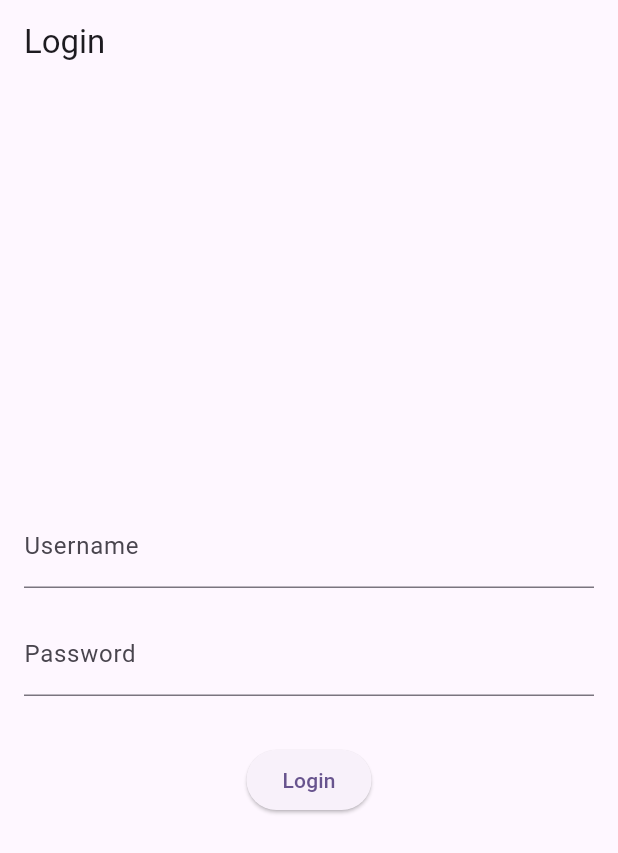
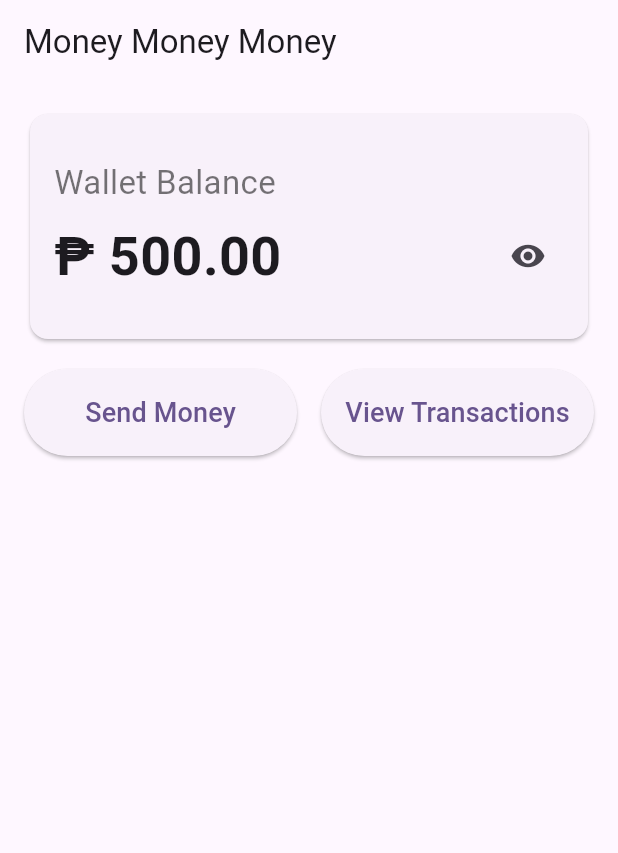
Before and after one commit to mengmengmengmeng/moneymoneymoney, a Flutter app: the screen it shows after launch, after a tap on "Login", on a phone screen of 412 x 824 dp. Shown: the top 853 px of the screen. Run offline on Flutter 3.47's test engine with Material 3 defaults, Android fonts, the phone set to English and light mode, and no system bars.

Commit message:
Added home_screen, wallet balance with show/hide icon, send money button, and view transactions button

```diff
--- /dev/null
+++ b/lib/home_screen.dart
@@ -0,0 +1,111 @@
+import 'package:flutter/material.dart';
+
+class HomeScreen extends StatefulWidget {
+  const HomeScreen({super.key});
+
+  @override
+  State<HomeScreen> createState() => _HomeScreenState();
+}
+
+class _HomeScreenState extends State<HomeScreen> {
+  bool _isBalanceVisible = true;
+
+  void _toggleBalanceVisibility() {
+    setState(() {
+      _isBalanceVisible = !_isBalanceVisible;
+    });
+  }
+
+  @override
+  Widget build(BuildContext context) {
+    return Scaffold(
+      appBar: AppBar(
+        title: const Text('Money Money Money'),
+        automaticallyImplyLeading: false,
+      ),
+      body: Padding(
+        padding: const EdgeInsets.all(16.0),
+        child: Column(
+          crossAxisAlignment: CrossAxisAlignment.stretch,
+          mainAxisAlignment: MainAxisAlignment.start,
+          children: [
+            Card(
+              child: Padding(
+                padding: const EdgeInsets.symmetric(
+                  vertical: 30.0,
+                  horizontal: 16.0,
+                ),
+                child: Column(
+                  crossAxisAlignment: CrossAxisAlignment.stretch,
+                  children: [
+                    const Text(
+                      'Wallet Balance',
+                      style: TextStyle(fontSize: 22, color: Colors.black54),
+                    ),
+                    const SizedBox(height: 8),
+                    Row(
+                      mainAxisAlignment: MainAxisAlignment.spaceBetween,
+                      children: [
+                        Text(
+                          _isBalanceVisible ? '₱ 500.00' : '********',
+                          style: const TextStyle(
+                            fontSize: 36,
+                            fontWeight: FontWeight.bold,
+                          ),
+                        ),
+                        IconButton(
+                          icon: Icon(
+                            _isBalanceVisible
+                                ? Icons.visibility
+                                : Icons.visibility_off,
+                          ),
+                          onPressed: _toggleBalanceVisibility,
+                        ),
+                      ],
+                    ),
+                  ],
+                ),
+              ),
+            ),
+            const SizedBox(height: 16.0),
+            Row(
+              mainAxisAlignment: MainAxisAlignment.center,
+              crossAxisAlignment: CrossAxisAlignment.center,
+              children: [
+                Expanded(
+                  child: ElevatedButton(
+                    style: ElevatedButton.styleFrom(
+                      padding: const EdgeInsets.symmetric(vertical: 16),
+                    ),
+                    onPressed: () {
+                      debugPrint('ASDASDASDASD Send money');
+                    },
+                    child: const Text(
+                      'Send Money',
+                      style: TextStyle(fontSize: 18),
+                    ),
+                  ),
+                ),
+                const SizedBox(width: 16.0),
+                Expanded(
+                  child: ElevatedButton(
+                    style: OutlinedButton.styleFrom(
+                      padding: const EdgeInsets.symmetric(vertical: 16),
+                    ),
+                    onPressed: () {
+                      debugPrint('ASDASDASDASD View transactions');
+                    },
+                    child: const Text(
+                      'View Transactions',
+                      style: TextStyle(fontSize: 18),
+                    ),
+                  ),
+                ),
+              ],
+            ),
+          ],
+        ),
+      ),
+    );
+  }
+}
--- a/lib/login_screen.dart
+++ b/lib/login_screen.dart
@@ -1,4 +1,5 @@
 import 'package:flutter/material.dart';
+import 'package:moneymoneymoney/home_screen.dart';
 
 class LoginScreen extends StatefulWidget {
   const LoginScreen({super.key});
@@ -28,7 +29,6 @@ class _LoginScreenState extends State<LoginScreen> {
   @override
   Widget build(BuildContext context) {
     return Scaffold(
-      appBar: AppBar(title: const Text('Login')),
       body: Padding(
         padding: const EdgeInsets.all(16.0),
         child: Column(
@@ -47,12 +47,15 @@ class _LoginScreenState extends State<LoginScreen> {
             const SizedBox(height: 32.0),
             ElevatedButton(
               onPressed: () {
-                debugPrint('');
                 debugPrint(
                   'ASDASDASDASD Username: ${_usernameController.text}',
                 );
                 debugPrint(
                   'ASDASDASDASD Password: ${_passwordController.text}',
+                );
+                Navigator.push(
+                  context,
+                  MaterialPageRoute(builder: (context) => const HomeScreen()),
                 );
               },
               child: const Text('Login'),
```
